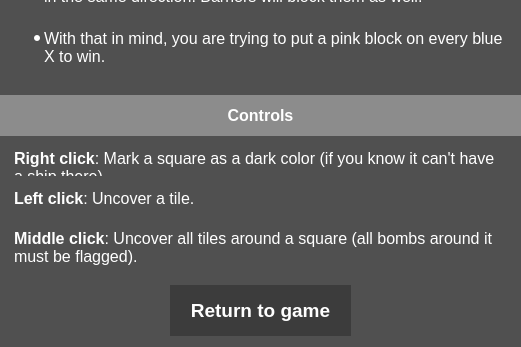
This is PuzzleGames/View/TutorialDialog.ui in Brian0255/Puzzle-Games as Qt 5 draws it before an edit; both pictures show x 0 to 521 and y 265 to 612 of the 521 by 612 pixel window. The edited form follows.
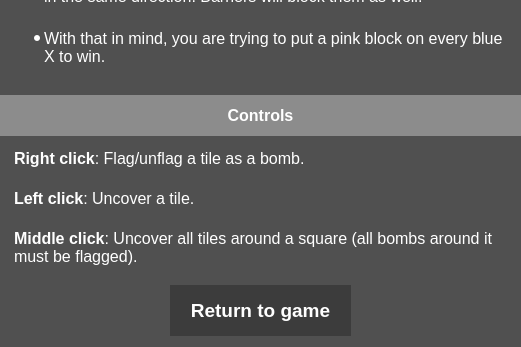
This is the edited form. The open tabs and pages were chosen to show the change.

Commit message: fix typo in minesweeper rules

The edit to the form file:
```diff
--- a/PuzzleGames/View/TutorialDialog.ui
+++ b/PuzzleGames/View/TutorialDialog.ui
@@ -993,7 +993,7 @@
 &lt;html&gt;&lt;head&gt;&lt;meta name=&quot;qrichtext&quot; content=&quot;1&quot; /&gt;&lt;meta charset=&quot;utf-8&quot; /&gt;&lt;style type=&quot;text/css&quot;&gt;
 p, li { white-space: pre-wrap; }
 &lt;/style&gt;&lt;/head&gt;&lt;body style=&quot; font-family:'Segoe UI'; font-size:12pt; font-weight:400; font-style:normal;&quot;&gt;
-&lt;p style=&quot; margin-top:8px; margin-bottom:8px; margin-left:0px; margin-right:0px; -qt-block-indent:0; text-indent:0px;&quot;&gt;&lt;span style=&quot; font-weight:700;&quot;&gt;Right click&lt;/span&gt;: Mark a square as a dark color (if you know it can't have a ship there).&lt;/p&gt;
+&lt;p style=&quot; margin-top:8px; margin-bottom:8px; margin-left:0px; margin-right:0px; -qt-block-indent:0; text-indent:0px;&quot;&gt;&lt;span style=&quot; font-weight:700;&quot;&gt;Right click&lt;/span&gt;: Flag/unflag a tile as a bomb.&lt;/p&gt;
 &lt;p style=&quot;-qt-paragraph-type:empty; margin-top:8px; margin-bottom:8px; margin-left:0px; margin-right:0px; -qt-block-indent:0; text-indent:0px;&quot;&gt;&lt;br /&gt;&lt;/p&gt;&lt;/body&gt;&lt;/html&gt;</string>
      </property>
     </widget>
```
Left out of the diff: 5 changed lines with no effect on the pictures.
